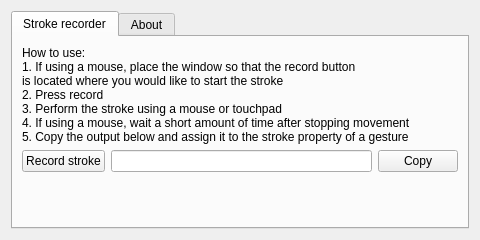
First picture: the form in src/kwin/kcm/kcm.ui, repository taj-ny/kwin-gestures, before the edit.
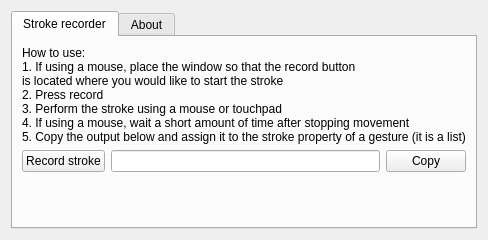
Second picture: the form after the edit. Icons and pictures are not drawn.

Patch:
```diff
--- a/src/kwin/kcm/kcm.ui
+++ b/src/kwin/kcm/kcm.ui
@@ -33,7 +33,7 @@
 2. Press record
 3. Perform the stroke using a mouse or touchpad
 4. If using a mouse, wait a short amount of time after stopping movement
-5. Copy the output below and assign it to the stroke property of a gesture</string>
+5. Copy the output below and assign it to the stroke property of a gesture (it is a list)</string>
          </property>
         </widget>
        </item>
```
